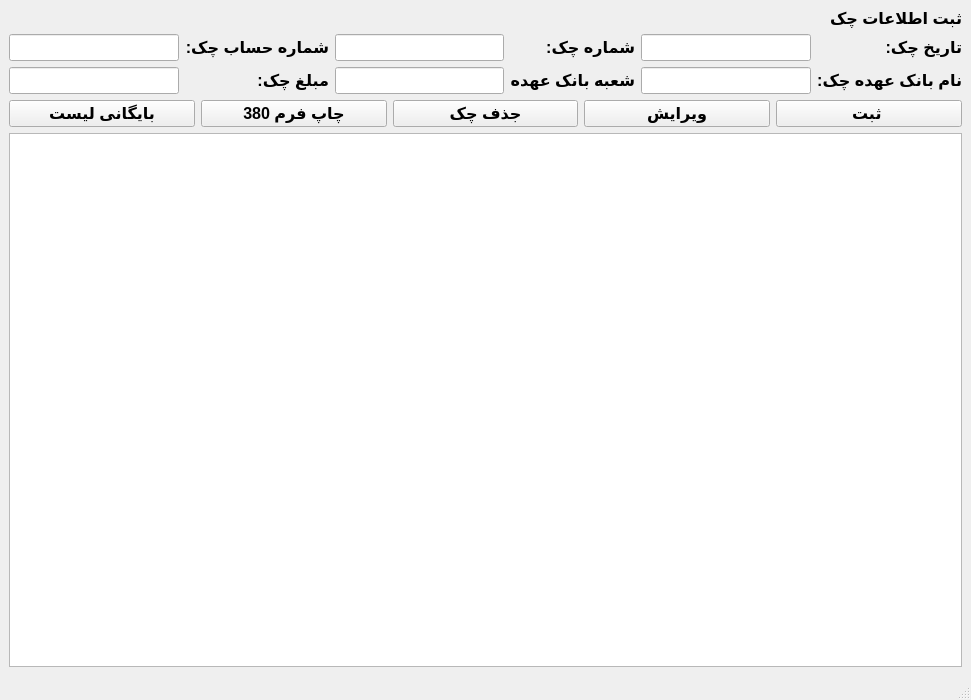
First picture: the form in chequevagozari.ui, repository ahmadbabayi/QtBmipaya, before the edit.
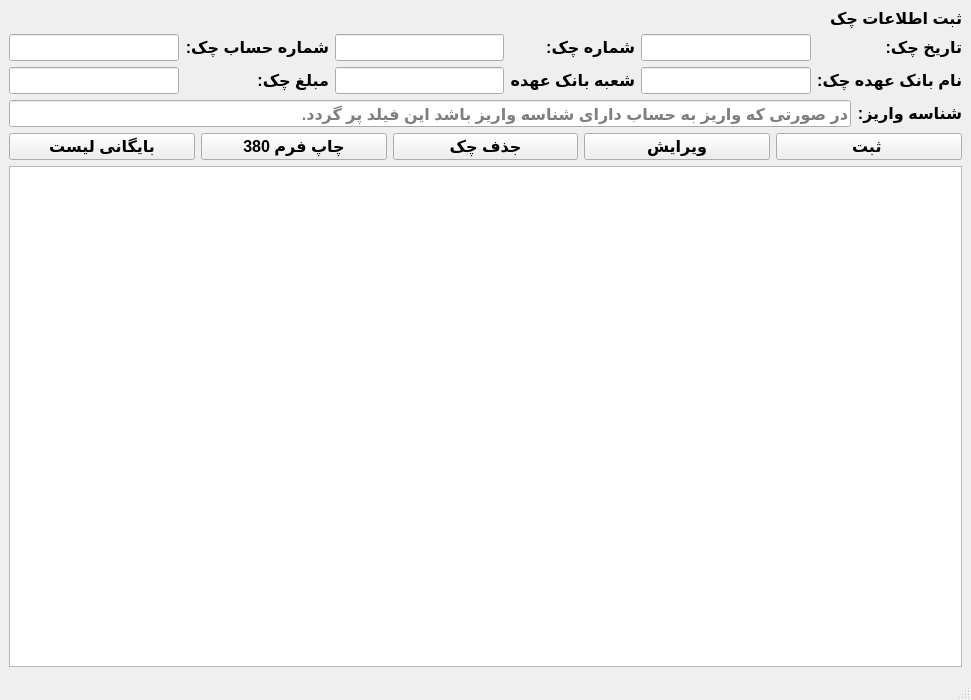
Second picture: the form after the edit.

```diff
--- a/chequevagozari.ui
+++ b/chequevagozari.ui
@@ -121,6 +121,27 @@
       </item>
      </layout>
     </item>
+    <item>
+     <layout class="QHBoxLayout" name="horizontalLayout">
+      <item>
+       <widget class="QLineEdit" name="ShenasehEdit">
+        <property name="maxLength">
+         <number>50</number>
+        </property>
+        <property name="placeholderText">
+         <string>در صورتی که واریز به حساب دارای شناسه واریز باشد این فیلد پر گردد.</string>
+        </property>
+       </widget>
+      </item>
+      <item>
+       <widget class="QLabel" name="label">
+        <property name="text">
+         <string>شناسه واریز:</string>
+        </property>
+       </widget>
+      </item>
+     </layout>
+    </item>
     <item>
      <layout class="QHBoxLayout" name="horizontalLayout_8">
       <item>
```
Left out of the diff: 5 changed lines with no effect on the pictures.
